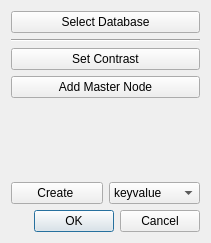
First picture: the form in neurolabi/gui/dialogs/dvidoperatedialog.ui, repository janelia-flyem/NeuTu, before the edit.
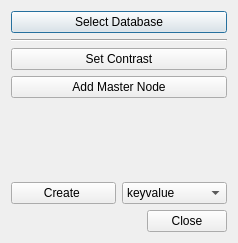
Second picture: the form after the edit.

Diff of the .ui file:
```diff
--- a/neurolabi/gui/dialogs/dvidoperatedialog.ui
+++ b/neurolabi/gui/dialogs/dvidoperatedialog.ui
@@ -6,7 +6,7 @@
    <rect>
     <x>0</x>
     <y>0</y>
-    <width>211</width>
+    <width>238</width>
     <height>243</height>
    </rect>
   </property>
@@ -85,7 +85,7 @@
       <enum>Qt::Horizontal</enum>
      </property>
      <property name="standardButtons">
-      <set>QDialogButtonBox::Cancel|QDialogButtonBox::Ok</set>
+      <set>QDialogButtonBox::Close</set>
      </property>
     </widget>
    </item>
```
